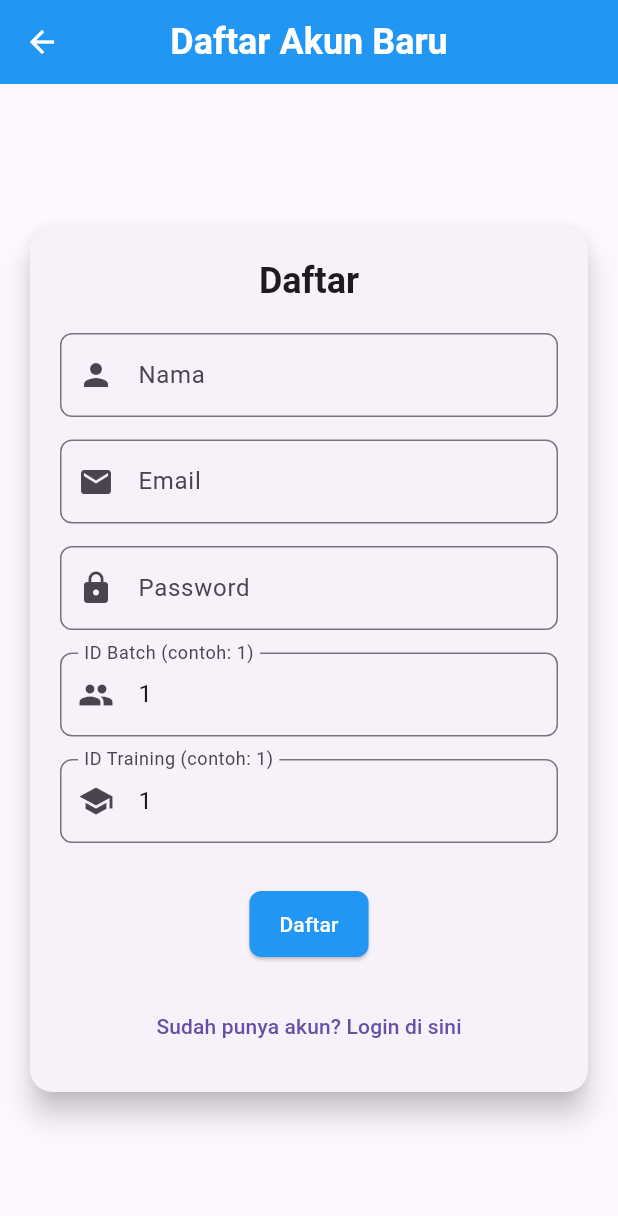
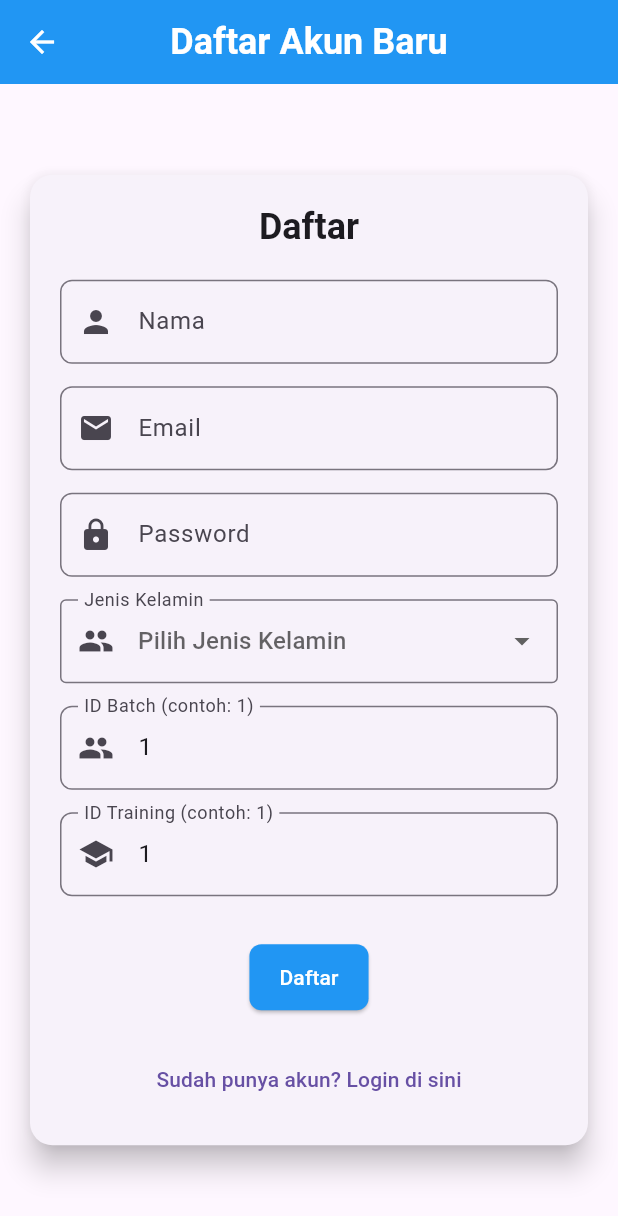
Before and after one commit to hrd-24/absen_rida, a Flutter app: the screen it shows after launch, after a tap on "Belum punya akun? Daftar di sini", on a phone screen of 412 x 824 dp. Shown: the top 1216 px of the screen. Run offline on Flutter 3.47's test engine with Material 3 defaults, Android fonts, the phone set to English and light mode, and no system bars; our stand-ins replace geolocator, google_maps_flutter, shared_preferences; accounts and stored records are empty; network calls fail.

Commit message:
solve jenis kelamin

```diff
--- a/lib/main.dart
+++ b/lib/main.dart
@@ -1,18 +1,18 @@
-import 'package:app_absen_rida/models/api_model.dart';
 import 'package:app_absen_rida/services/api_services.dart';
 import 'package:app_absen_rida/services/auth_repository.dart';
-import 'package:app_absen_rida/utils/constatns.dart';
 import 'package:flutter/material.dart';
 import 'package:shared_preferences/shared_preferences.dart';
-import 'screens/dashboard_screen.dart';
-import 'screens/history_screen.dart';
-import 'screens/login_screen.dart';
-import 'screens/profile_screen.dart';
-import 'screens/register_screen.dart';
+import 'package:intl/date_symbol_data_local.dart';
+import 'screens/splash_screen.dart'; // Import SplashScreen
+import 'screens/history_screen.dart'; // Import HistoryScreen
+import 'screens/register_screen.dart'; // Import RegisterScreen
 import 'utils/app_theme.dart';
 
 void main() async {
   WidgetsFlutterBinding.ensureInitialized();
+  // Panggil inisialisasi data lokal untuk 'id_ID' di sini
+  await initializeDateFormatting('id_ID', null);
+
   final sharedPreferences = await SharedPreferences.getInstance();
   final apiService = ApiService();
   final authRepository = AuthRepository(
@@ -20,173 +20,62 @@
     sharedPreferences: sharedPreferences,
   );
 
-  // Muat token saat aplikasi dimulai
-  await authRepository.loadAuthToken();
-
   runApp(
-    MyApp(
-      authRepository: authRepository,
-      sharedPreferences: sharedPreferences,
-      apiService: apiService,
-    ),
-  );
-}
-
-class MyApp extends StatefulWidget {
-  final AuthRepository authRepository;
-  final SharedPreferences sharedPreferences;
-  final ApiService apiService;
-
-  const MyApp({
-    super.key,
-    required this.authRepository,
-    required this.sharedPreferences,
-    required this.apiService,
-  });
-
-  @override
-  State<MyApp> createState() => _MyAppState();
-}
-
-class _MyAppState extends State<MyApp> {
-  User? _currentUser;
-  bool _isLoggedIn = false;
-  ThemeMode _themeMode = ThemeMode.system;
-
-  @override
-  void initState() {
-    super.initState();
-    _checkLoginStatus();
-    _loadThemeMode();
-  }
-
-  Future<void> _checkLoginStatus() async {
-    setState(() {
-      _isLoggedIn = widget.authRepository.isLoggedIn();
-      _currentUser = widget.authRepository.getUserData();
-    });
-  }
-
-  Future<void> _loadThemeMode() async {
-    final themeString = widget.sharedPreferences.getString(
-      Constants.THEME_MODE_KEY,
-    );
-    setState(() {
-      if (themeString == 'dark') {
-        _themeMode = ThemeMode.dark;
-      } else if (themeString == 'light') {
-        _themeMode = ThemeMode.light;
-      } else {
-        _themeMode = ThemeMode.system;
-      }
-    });
-  }
-
-  void _onLoginSuccess(User user) {
-    setState(() {
-      _currentUser = user;
-      _isLoggedIn = true;
-    });
-  }
-
-  void _onLogout() {
-    // Panggil logout dari AuthRepository
-    widget.authRepository.logout();
-    setState(() {
-      _currentUser = null;
-      _isLoggedIn = false;
-    });
-  }
-
-  Future<void> _toggleTheme(bool isDarkMode) async {
-    setState(() {
-      _themeMode = isDarkMode ? ThemeMode.dark : ThemeMode.light;
-    });
-    await widget.sharedPreferences.setString(
-      Constants.THEME_MODE_KEY,
-      isDarkMode ? 'dark' : 'light',
-    );
-  }
-
-  void _updateUserProfile(User updatedUser) {
-    setState(() {
-      _currentUser = updatedUser;
-    });
-    widget.authRepository.saveUserData(
-      updatedUser,
-    ); // Pastikan data di SharedPreferences juga terupdate
-  }
-
-  @override
-  Widget build(BuildContext context) {
-    return MaterialApp(
+    MaterialApp(
       title: 'Aplikasi Absensi',
       debugShowCheckedModeBanner: false,
       theme: AppTheme.lightTheme,
       darkTheme: AppTheme.darkTheme,
-      themeMode: _themeMode,
-      // Menggunakan home untuk rute awal berdasarkan status login
-      home:
-          _isLoggedIn
-              ? DashboardScreen(
-                apiService: widget.apiService,
-                currentUser: _currentUser!,
-                onLogout: _onLogout,
-                toggleTheme: _toggleTheme,
-                currentThemeMode: _themeMode,
-                updateUserProfile: () {
-                  _updateUserProfile(
-                    _currentUser!,
-                  ); // Panggil update user profile
-                },
-              )
-              : LoginScreen(
-                apiService: widget.apiService,
-                authRepository: widget.authRepository,
-                onLoginSuccess: _onLoginSuccess,
-              ),
-      // Rute bernama untuk navigasi antar layar
+      // themeMode akan diatur oleh SplashScreen dan diteruskan ke layar anak
+      // di sini kita tidak bisa langsung menggunakan _themeMode karena ini bukan StatefulWidget
+
+      // Menggunakan SplashScreen sebagai home (rute awal)
+      home: SplashScreen(
+        authRepository: authRepository,
+        sharedPreferences: sharedPreferences,
+        apiService: apiService,
+      ),
+      // Named routes (opsional, karena navigasi utama akan dari SplashScreen)
       routes: {
+        // '/login': (context) => LoginScreen(
+        //   apiService: apiService,
+        //   authRepository: authRepository,
+        //   onLoginSuccess: (user) { /* Handled by SplashScreen's callback */ },
+        // ),
         '/register':
             (context) => RegisterScreen(
-              apiService: widget.apiService,
-              authRepository: widget.authRepository,
-              onRegisterSuccess:
-                  _onLoginSuccess, // Setelah register, langsung login dan update state
+              apiService: apiService,
+              authRepository: authRepository,
+              onRegisterSuccess: (user) {
+                /* Handled by SplashScreen's callback */
+              },
             ),
-        // Rute untuk dashboard, history, dan profile akan dihandle oleh Navigator.push
-        // karena mereka membutuhkan parameter (apiService, currentUser, dll.)
+        // Dashboard, History, Profile akan di-push sebagai MaterialPageRoute dari SplashScreen
+        // atau dari dalam layar itu sendiri jika navigasi bottom bar.
+        // Tidak perlu didefinisikan di sini jika hanya diakses via push/pushReplacement
       },
       onGenerateRoute: (settings) {
-        // Ini digunakan untuk rute yang membutuhkan argumen atau inisialisasi kompleks
+        // Ini akan menangani rute yang membutuhkan argumen atau inisialisasi kompleks
+        // atau rute yang tidak secara langsung didefinisikan di 'routes' map.
+        // Penting: Pastikan semua callback yang diperlukan diteruskan.
         if (settings.name == '/dashboard') {
-          return MaterialPageRoute(
-            builder:
-                (context) => DashboardScreen(
-                  apiService: widget.apiService,
-                  currentUser: _currentUser!,
-                  onLogout: _onLogout,
-                  toggleTheme: _toggleTheme,
-                  currentThemeMode: _themeMode,
-                  updateUserProfile: () {},
-                ),
-          );
+          // DashboardScreen membutuhkan currentUser, onLogout, toggleTheme, currentThemeMode, updateUserProfile
+          // Ini harusnya datang dari SplashScreen setelah login.
+          // Jika Navigator.pushNamed('/dashboard') dipanggil tanpa argumen, ini akan error.
+          // Sebaiknya navigasi ke DashboardScreen selalu menggunakan MaterialPageRoute dari SplashScreen
+          // atau dari layar yang memicu login/register.
+          return null; // Biarkan SplashScreen yang mengarahkan ke Dashboard
         } else if (settings.name == '/history') {
           return MaterialPageRoute(
-            builder: (context) => HistoryScreen(apiService: widget.apiService),
+            builder: (context) => HistoryScreen(apiService: apiService),
           );
         } else if (settings.name == '/profile') {
-          return MaterialPageRoute(
-            builder:
-                (context) => ProfileScreen(
-                  apiService: widget.apiService,
-                  currentUser: _currentUser!,
-                  onUpdateUser: _updateUserProfile, // Pass callback
-                ),
-          );
+          // ProfileScreen membutuhkan currentUser dan onUpdateUser
+          // Ini juga harusnya datang dari SplashScreen setelah login.
+          return null; // Biarkan SplashScreen yang mengarahkan ke Profile
         }
-        return null; // Biarkan rute lain ditangani oleh routes: jika ada
+        return null;
       },
-    );
-  }
+    ),
+  );
 }
--- a/lib/screens/register_screen.dart
+++ b/lib/screens/register_screen.dart
@@ -2,7 +2,6 @@ import 'package:app_absen_rida/models/api_model.dart';
 import 'package:app_absen_rida/services/api_services.dart';
 import 'package:app_absen_rida/services/auth_repository.dart';
 import 'package:flutter/material.dart';
-
 
 // lib/screens/register_screen.dart
 class RegisterScreen extends StatefulWidget {
@@ -25,11 +24,27 @@ class _RegisterScreenState extends State<RegisterScreen> {
   final TextEditingController _nameController = TextEditingController();
   final TextEditingController _emailController = TextEditingController();
   final TextEditingController _passwordController = TextEditingController();
-  final TextEditingController _batchIdController = TextEditingController(text: '1'); // Placeholder
-  final TextEditingController _trainingIdController = TextEditingController(text: '1'); // Placeholder
+  final TextEditingController _batchIdController = TextEditingController(
+    text: '1',
+  ); // Placeholder
+  final TextEditingController _trainingIdController = TextEditingController(
+    text: '1',
+  ); // Placeholder
+  String? _selectedGender; // New field for gender
   bool _isLoading = false;
 
   Future<void> _register() async {
+    // Validasi sederhana untuk jenis kelamin
+    if (_selectedGender == null || _selectedGender!.isEmpty) {
+      ScaffoldMessenger.of(context).showSnackBar(
+        const SnackBar(
+          content: Text('Jenis kelamin wajib dipilih.'),
+          backgroundColor: Colors.red,
+        ),
+      );
+      return;
+    }
+
     setState(() {
       _isLoading = true;
     });
@@ -41,9 +56,12 @@ class _RegisterScreenState extends State<RegisterScreen> {
         _passwordController.text,
         int.parse(_batchIdController.text),
         int.parse(_trainingIdController.text),
+        _selectedGender!, // Pass the selected gender
       );
       if (user != null) {
-        widget.onRegisterSuccess(user); // Panggil callback untuk update state di MyApp
+        widget.onRegisterSuccess(
+          user,
+        ); // Panggil callback untuk update state di MyApp
         if (mounted) {
           ScaffoldMessenger.of(context).showSnackBar(
             const SnackBar(
@@ -51,7 +69,9 @@ class _RegisterScreenState extends State<RegisterScreen> {
               backgroundColor: Colors.green,
             ),
           );
-          Navigator.of(context).pushReplacementNamed('/dashboard'); // Langsung ke dashboard
+          Navigator.of(
+            context,
+          ).pushReplacementNamed('/dashboard'); // Langsung ke dashboard
         }
       }
     } on ApiException catch (e) {
@@ -63,10 +83,7 @@ class _RegisterScreenState extends State<RegisterScreen> {
           });
         }
         ScaffoldMessenger.of(context).showSnackBar(
-          SnackBar(
-            content: Text(errorMessage),
-            backgroundColor: Colors.red,
-          ),
+          SnackBar(content: Text(errorMessage), backgroundColor: Colors.red),
         );
       }
     } catch (e) {
@@ -88,25 +105,21 @@ class _RegisterScreenState extends State<RegisterScreen> {
   @override
   Widget build(BuildContext context) {
     return Scaffold(
-      appBar: AppBar(
-        title: const Text('Daftar Akun Baru'),
-        centerTitle: true,
-      ),
+      appBar: AppBar(title: const Text('Daftar Akun Baru'), centerTitle: true),
       body: Center(
         child: SingleChildScrollView(
           padding: const EdgeInsets.all(16.0),
           child: Card(
             elevation: 8,
-            shape: RoundedRectangleBorder(borderRadius: BorderRadius.circular(15)),
+            shape: RoundedRectangleBorder(
+              borderRadius: BorderRadius.circular(15),
+            ),
             child: Padding(
               padding: const EdgeInsets.all(20.0),
               child: Column(
                 mainAxisSize: MainAxisSize.min,
                 children: [
-                  Text(
-                    'Daftar',
-                    style: Theme.of(context).textTheme.titleLarge,
-                  ),
+                  Text('Daftar', style: Theme.of(context).textTheme.titleLarge),
                   const SizedBox(height: 20),
                   TextField(
                     controller: _nameController,
@@ -134,6 +147,32 @@ class _RegisterScreenState extends State<RegisterScreen> {
                     obscureText: true,
                   ),
                   const SizedBox(height: 15),
+                  // Dropdown for Jenis Kelamin
+                  DropdownButtonFormField<String>(
+                    value: _selectedGender,
+                    decoration: const InputDecoration(
+                      labelText: 'Jenis Kelamin',
+                      prefixIcon: Icon(Icons.people),
+                      border: OutlineInputBorder(),
+                    ),
+                    hint: const Text('Pilih Jenis Kelamin'),
+                    onChanged: (String? newValue) {
+                      setState(() {
+                        _selectedGender = newValue;
+                      });
+                    },
+                    items:
+                        <String>[
+                          'L',
+                          'P',
+                        ].map<DropdownMenuItem<String>>((String value) {
+                          return DropdownMenuItem<String>(
+                            value: value,
+                            child: Text(value),
+                          );
+                        }).toList(),
+                  ),
+                  const SizedBox(height: 15),
                   TextField(
                     controller: _batchIdController,
                     decoration: const InputDecoration(
@@ -155,9 +194,9 @@ class _RegisterScreenState extends State<RegisterScreen> {
                   _isLoading
                       ? const CircularProgressIndicator()
                       : ElevatedButton(
-                          onPressed: _register,
-                          child: const Text('Daftar'),
-                        ),
+                        onPressed: _register,
+                        child: const Text('Daftar'),
+                      ),
                   const SizedBox(height: 20),
                   TextButton(
                     onPressed: () {
--- /dev/null
+++ b/lib/screens/splash_screen.dart
@@ -0,0 +1,182 @@
+import 'package:app_absen_rida/models/api_model.dart';
+import 'package:app_absen_rida/services/api_services.dart';
+import 'package:app_absen_rida/services/auth_repository.dart';
+import 'package:app_absen_rida/utils/constatns.dart';
+import 'package:flutter/material.dart';
+import 'package:shared_preferences/shared_preferences.dart';
+import 'dashboard_screen.dart';
+import 'login_screen.dart';
+
+// lib/screens/splash_screen.dart
+class SplashScreen extends StatefulWidget {
+  final AuthRepository authRepository;
+  final SharedPreferences sharedPreferences;
+  final ApiService apiService;
+
+  const SplashScreen({
+    super.key,
+    required this.authRepository,
+    required this.sharedPreferences,
+    required this.apiService,
+  });
+
+  @override
+  State<SplashScreen> createState() => _SplashScreenState();
+}
+
+class _SplashScreenState extends State<SplashScreen> {
+  User? _currentUser;
+  bool _isLoggedIn = false;
+  ThemeMode _themeMode = ThemeMode.system;
+
+  @override
+  void initState() {
+    super.initState();
+    _initializeApp();
+  }
+
+  Future<void> _initializeApp() async {
+    // Muat token saat aplikasi dimulai ke ApiService
+    await widget.authRepository.loadAuthToken();
+
+    // Periksa status login
+    setState(() {
+      _isLoggedIn = widget.authRepository.isLoggedIn();
+      _currentUser = widget.authRepository.getUserData();
+    });
+
+    // Muat preferensi tema
+    final themeString = widget.sharedPreferences.getString(
+      Constants.THEME_MODE_KEY,
+    );
+    setState(() {
+      if (themeString == 'dark') {
+        _themeMode = ThemeMode.dark;
+      } else if (themeString == 'light') {
+        _themeMode = ThemeMode.light;
+      } else {
+        _themeMode = ThemeMode.system;
+      }
+    });
+
+    // Setelah inisialisasi, arahkan ke layar yang sesuai
+    if (_isLoggedIn && _currentUser != null) {
+      // Tunggu sebentar untuk efek splash
+      await Future.delayed(const Duration(seconds: 1));
+      if (mounted) {
+        Navigator.of(context).pushReplacement(
+          MaterialPageRoute(
+            builder:
+                (context) => DashboardScreen(
+                  apiService: widget.apiService,
+                  currentUser: _currentUser!,
+                  onLogout: _onLogout,
+                  toggleTheme: _toggleTheme,
+                  currentThemeMode: _themeMode,
+                  updateUserProfile: _updateUserProfile,
+                ),
+          ),
+        );
+      }
+    } else {
+      await Future.delayed(const Duration(seconds: 1));
+      if (mounted) {
+        Navigator.of(context).pushReplacement(
+          MaterialPageRoute(
+            builder:
+                (context) => LoginScreen(
+                  apiService: widget.apiService,
+                  authRepository: widget.authRepository,
+                  onLoginSuccess: _onLoginSuccess,
+                ),
+          ),
+        );
+      }
+    }
+  }
+
+  // Callback untuk login berhasil (dari LoginScreen/RegisterScreen)
+  void _onLoginSuccess(User user) {
+    setState(() {
+      _currentUser = user;
+      _isLoggedIn = true;
+    });
+    // Setelah login, arahkan ke dashboard
+    if (mounted) {
+      Navigator.of(context).pushReplacement(
+        MaterialPageRoute(
+          builder:
+              (context) => DashboardScreen(
+                apiService: widget.apiService,
+                currentUser: _currentUser!,
+                onLogout: _onLogout,
+                toggleTheme: _toggleTheme,
+                currentThemeMode: _themeMode,
+                updateUserProfile: _updateUserProfile,
+              ),
+        ),
+      );
+    }
+  }
+
+  // Callback untuk logout (dari DashboardScreen/ProfileScreen)
+  void _onLogout() async {
+    await widget.authRepository.logout();
+    setState(() {
+      _currentUser = null;
+      _isLoggedIn = false;
+    });
+    // Setelah logout, arahkan ke login
+    if (mounted) {
+      Navigator.of(context).pushAndRemoveUntil(
+        MaterialPageRoute(
+          builder:
+              (context) => LoginScreen(
+                apiService: widget.apiService,
+                authRepository: widget.authRepository,
+                onLoginSuccess: _onLoginSuccess,
+              ),
+        ),
+        (Route<dynamic> route) => false,
+      );
+    }
+  }
+
+  // Callback untuk mengubah tema (dari DashboardScreen)
+  Future<void> _toggleTheme(bool isDarkMode) async {
+    setState(() {
+      _themeMode = isDarkMode ? ThemeMode.dark : ThemeMode.light;
+    });
+    await widget.sharedPreferences.setString(
+      Constants.THEME_MODE_KEY,
+      isDarkMode ? 'dark' : 'light',
+    );
+  }
+
+  // Callback untuk memperbarui profil pengguna (dari ProfileScreen)
+  void _updateUserProfile(User updatedUser) {
+    setState(() {
+      _currentUser = updatedUser;
+    });
+    widget.authRepository.saveUserData(
+      updatedUser,
+    ); // Pastikan data di SharedPreferences juga terupdate
+  }
+
+  @override
+  Widget build(BuildContext context) {
+    // Tampilkan indikator loading atau logo splash screen
+    return const Scaffold(
+      body: Center(
+        child: Column(
+          mainAxisAlignment: MainAxisAlignment.center,
+          children: [
+            CircularProgressIndicator(),
+            SizedBox(height: 20),
+            Text('Memuat Aplikasi...'),
+          ],
+        ),
+      ),
+    );
+  }
+}
--- a/lib/services/api_services.dart
+++ b/lib/services/api_services.dart
@@ -110,7 +110,7 @@ class ApiService {
 
   /// Layanan Autentikasi
   Future<RegisterResponse> register(String name, String email, String password,
-      int batchId, int trainingId) async {
+      int batchId, int trainingId, String gender) async { // Added gender parameter
     final responseData = await _post(
       'register',
       {
@@ -119,6 +119,7 @@ class ApiService {
         'password': password,
         'batch_id': batchId,
         'training_id': trainingId,
+        'jenis_kelamin': gender, // Added gender to the request body
       },
       includeAuth: false, // Register tidak memerlukan token
     );
--- a/lib/services/auth_repository.dart
+++ b/lib/services/auth_repository.dart
@@ -2,7 +2,6 @@ import 'package:app_absen_rida/models/api_model.dart';
 import 'package:app_absen_rida/services/api_services.dart';
 import 'package:app_absen_rida/utils/constatns.dart';
 import 'package:shared_preferences/shared_preferences.dart';
-
 
 // lib/auth_repository.dart
 class AuthRepository {
@@ -28,9 +27,9 @@ class AuthRepository {
   }
 
   /// Melakukan proses register dan menyimpan token serta data pengguna
-  Future<User?> register(String name, String email, String password, int batchId, int trainingId) async {
+  Future<User?> register(String name, String email, String password, int batchId, int trainingId, String gender) async {
     try {
-      final response = await apiService.register(name, email, password, batchId, trainingId);
+      final response = await apiService.register(name, email, password, batchId, trainingId, gender);
       if (response.data != null) {
         apiService.setAuthToken(response.data!.token); // Simpan token di ApiService
         await sharedPreferences.setString(Constants.AUTH_TOKEN_KEY, response.data!.token); // Simpan token di SharedPreferences
```
Also changed, not shown: lib/screens/dashboard_screen.dart (+9 -9 lines).
